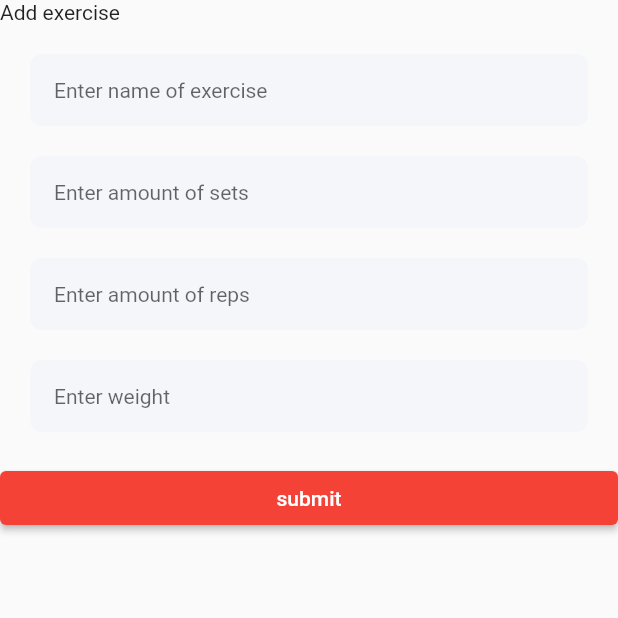
After one commit to Luismartinez375/FitnessApp, a Flutter app: the addWorkout screen opened directly, after a tap on "submit", on a phone screen of 412 x 824 dp, the top half of it. The commit adds this screen. Run offline on Flutter 3.47's test engine with Material 2 defaults, Android fonts, the phone set to English and light mode, and no system bars; our stand-ins replace cloud_firestore, firebase_auth, firebase_core, google_sign_in; missing offline and left inert: dart:ffi; accounts and stored records are empty.

Commit message:
added database functionality to add workouts

```diff
--- a/fitness_app/lib/auth/firebaseAuthMethods.dart
+++ b/fitness_app/lib/auth/firebaseAuthMethods.dart
@@ -1,3 +1,5 @@
+import 'dart:ffi';
+
 import 'package:cloud_firestore/cloud_firestore.dart';
 import 'package:firebase_auth/firebase_auth.dart';
 import 'package:fitness_app/screens/homeScreen.dart';
@@ -5,6 +7,8 @@ import 'package:flutter/material.dart';
 import 'package:google_sign_in/google_sign_in.dart';
 import '../widgets/snackBar.dart';
 import '../models/User.dart';
+import '../models/workout.dart';
+import '../models/workoutPlan.dart';
 
 class FirebaseAuthMethods {
   final FirebaseAuth _auth;
@@ -107,3 +111,52 @@ class FirebaseAuthMethods {
     }
   }
 }
+
+class Database {
+  String? workoutID;
+  final db = FirebaseFirestore.instance;
+  Future<void> addWorkoutPlan({
+    required String split,
+    required String day,
+  }) async {
+    final curPlan = WorkoutPlan(
+      split: split,
+      day: day,
+    );
+    final docRef = db
+        .collection('workouts')
+        .withConverter(
+          fromFirestore: WorkoutPlan.fromFirestore,
+          toFirestore: (WorkoutPlan workoutplan, options) =>
+              workoutplan.toFirestore(),
+        )
+        .doc();
+    await docRef.set(curPlan);
+    workoutID = docRef.id.toString();
+  }
+
+  Future<void> addWorkout({
+    required String workoutID,
+    required String name,
+    required double sets,
+    required double reps,
+    required double weight,
+  }) async {
+    final curWorkout = Workout(
+      name: name,
+      sets: sets,
+      reps: reps,
+      weight: weight,
+    );
+    final docRef = db
+        .collection('workouts')
+        .doc(workoutID)
+        .collection('exercise')
+        .withConverter(
+            fromFirestore: Workout.fromFirestore,
+            toFirestore: (Workout exercise, options) => exercise.toFirestore())
+        .doc(curWorkout.name);
+
+    await docRef.set(curWorkout);
+  }
+}
--- a/fitness_app/lib/main.dart
+++ b/fitness_app/lib/main.dart
@@ -3,6 +3,7 @@ import 'package:flutter/material.dart';
 import 'screens/loginScreen.dart';
 import 'screens/registerScreen.dart';
 import 'package:firebase_core/firebase_core.dart';
+import 'screens/tPLanScreen.dart';
 
 void main() async {
   WidgetsFlutterBinding.ensureInitialized();
@@ -21,7 +22,7 @@ class MyApp extends StatelessWidget {
       theme: ThemeData(
           primarySwatch: Colors.red,
           visualDensity: VisualDensity.adaptivePlatformDensity),
-      home: const LogIn(),
+      home: const MyWidget(),
     );
   }
 }
--- a/fitness_app/lib/models/workout.dart
+++ b/fitness_app/lib/models/workout.dart
@@ -1,57 +1,43 @@
+import 'package:cloud_firestore/cloud_firestore.dart';
+
 class Workout {
-  String name;
-  int sets;
-  int reps;
-  double weight;
-  bool status = false;
-  bool unit = true;
+  String? name;
+  double? sets;
+  double? reps;
+  double? weight;
+  bool? status = false;
+  bool? unit = true;
 
-  Workout(this.name, this.sets, this.reps, this.weight);
+  Workout(
+      {this.name,
+      this.sets,
+      this.reps,
+      this.weight,
+      this.status = false,
+      this.unit = true});
 
-  void changeUnit(bool change) {
-    unit = change;
-    if (unit == false) {
-      weight = weight * 0.454;
-    }
+  factory Workout.fromFirestore(
+    DocumentSnapshot<Map<String, dynamic>> snapshot,
+    SnapshotOptions? options,
+  ) {
+    final data = snapshot.data();
+    return Workout(
+      name: data?['name'],
+      sets: data?['sets'],
+      reps: data?['reps'],
+      weight: data?['weight'],
+      status: data?['status'],
+      unit: data?['unit'],
+    );
   }
-
-  bool getUnit() {
-    return unit;
-  }
-
-  String getName() {
-    return name;
-  }
-
-  int getSets() {
-    return sets;
-  }
-
-  int getReps() {
-    return reps;
-  }
-
-  double getWeight() {
-    return weight;
-  }
-
-  bool getStatus() {
-    return status;
-  }
-
-  void changeStatus(bool stat) {
-    status = stat;
-  }
-
-  void amntSets(int amnt) {
-    sets = amnt;
-  }
-
-  void amntReps(int amnt) {
-    reps = amnt;
-  }
-
-  void amntWeight(double amnt) {
-    weight = amnt;
+  Map<String, dynamic> toFirestore() {
+    return {
+      if (name != null) "name": name,
+      if (sets != null) "sets": sets,
+      if (reps != null) "reps": reps,
+      if (weight != null) "weight": weight,
+      if (status != null) "status": status,
+      if (unit != null) "unit": unit,
+    };
   }
 }
--- a/fitness_app/lib/models/workoutPlan.dart
+++ b/fitness_app/lib/models/workoutPlan.dart
@@ -1,20 +1,25 @@
-import 'workout.dart';
+import 'package:cloud_firestore/cloud_firestore.dart';
 
 class WorkoutPlan {
-  String day;
-  String split;
-  List<Workout> workouts;
+  String? day;
+  String? split;
 
-  WorkoutPlan(this.day, this.split, this.workouts);
-  String getDay() {
-    return day;
+  WorkoutPlan({this.day, this.split});
+
+  factory WorkoutPlan.fromFirestore(
+    DocumentSnapshot<Map<String, dynamic>> snapshot,
+    SnapshotOptions? options,
+  ) {
+    final data = snapshot.data();
+    return WorkoutPlan(
+      day: data?['day'],
+      split: data?['Split'],
+    );
   }
-
-  String getType() {
-    return split;
-  }
-
-  List getPlan() {
-    return workouts;
+  Map<String, dynamic> toFirestore() {
+    return {
+      if (day != null) "day": day,
+      if (split != null) "split": split,
+    };
   }
 }
--- /dev/null
+++ b/fitness_app/lib/screens/tWorkoutScreen.dart
@@ -0,0 +1,98 @@
+import 'package:flutter/material.dart';
+import '../auth/firebaseAuthMethods.dart';
+import '../widgets/custom_textfield.dart';
+
+class addWorkout extends StatefulWidget {
+  String workoutID;
+  addWorkout({required this.workoutID});
+
+  @override
+  State<addWorkout> createState() => _addWorkoutState();
+}
+
+class _addWorkoutState extends State<addWorkout> {
+  final TextEditingController nameController = TextEditingController();
+  final TextEditingController setsController = TextEditingController();
+  final TextEditingController repsController = TextEditingController();
+  final TextEditingController weightController = TextEditingController();
+
+  void addWorkout(s, r, w) async {
+    Database().addWorkout(
+        workoutID: widget.workoutID.toString(),
+        name: nameController.text,
+        sets: s,
+        reps: r,
+        weight: w);
+  }
+
+  @override
+  Widget build(BuildContext context) {
+    return Scaffold(
+      body: ListView(
+        scrollDirection: Axis.vertical,
+        children: [
+          const Text('Add exercise'),
+          const SizedBox(
+            height: 20,
+          ),
+          Container(
+            margin: const EdgeInsets.symmetric(horizontal: 20),
+            child: CustomTextField(
+              controller: nameController,
+              hintText: 'Enter name of exercise',
+            ),
+          ),
+          const SizedBox(
+            height: 20,
+          ),
+          Container(
+            margin: const EdgeInsets.symmetric(horizontal: 20),
+            child: CustomTextField(
+              controller: setsController,
+              hintText: 'Enter amount of sets',
+            ),
+          ),
+          const SizedBox(
+            height: 20,
+          ),
+          Container(
+            margin: const EdgeInsets.symmetric(horizontal: 20),
+            child: CustomTextField(
+              controller: repsController,
+              hintText: 'Enter amount of reps',
+            ),
+          ),
+          const SizedBox(
+            height: 20,
+          ),
+          Container(
+            margin: const EdgeInsets.symmetric(horizontal: 20),
+            child: CustomTextField(
+              controller: weightController,
+              hintText: 'Enter weight',
+            ),
+          ),
+          const SizedBox(
+            height: 20,
+          ),
+          ElevatedButton(
+              onPressed: () {
+                if (nameController.text != "" &&
+                    setsController.text != "" &&
+                    repsController.text != "" &&
+                    weightController.text != "") {
+                  double set = 3.0;
+                  double reps = 10.0;
+                  double weight = 135.0;
+                  addWorkout(set, reps, weight);
+                }
+              },
+              child: const Text(
+                'submit',
+                style: TextStyle(color: Colors.white),
+              ))
+        ],
+      ),
+    );
+  }
+}
```
Also changed, not shown: fitness_app/lib/screens/homeScreen.dart (+8 -8 lines), fitness_app/lib/screens/tPLanScreen.dart (added, +93 -0 lines), fitness_app/lib/widgets/listItem.dart (+17 -17 lines).
